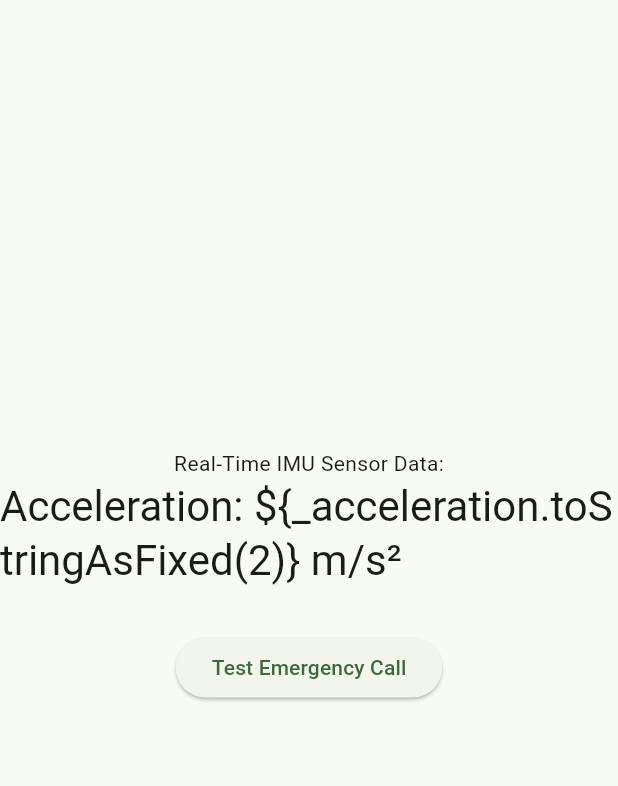
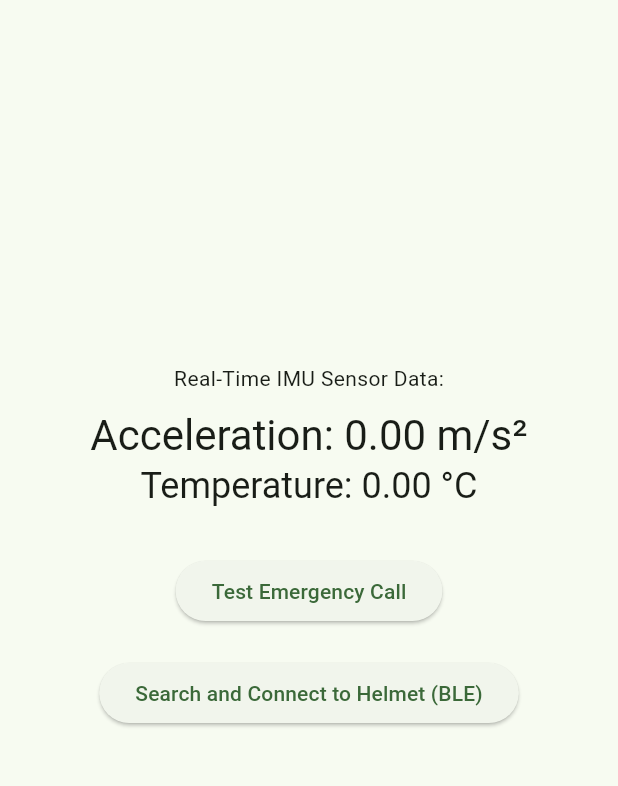
Before and after one commit to cchambers20/smart-helmet-web-dashboard, a Flutter app: the screen it shows after launch, after a tap on "Test Emergency Call", on a phone screen of 412 x 824 dp, the part 84-870 px from its top. Run offline on Flutter 3.47's test engine with Material 3 defaults, Android fonts, the light colour scheme and no system bars; missing offline and left inert: flutter_web_bluetooth.

Commit message:
new changes to bt connect

```diff
--- a/lib/main.dart
+++ b/lib/main.dart
@@ -1,7 +1,8 @@
 import 'package:flutter/material.dart';
 import 'dart:async';
-import 'dart:math';
 import 'package:url_launcher/url_launcher.dart';
+import 'package:flutter_web_bluetooth/flutter_web_bluetooth.dart';
+import 'dart:typed_data'; // Needed for Endian
 
 void main() {
   runApp(const MyApp());
@@ -33,25 +34,94 @@ class MyHomePage extends StatefulWidget {
 
 class _MyHomePageState extends State<MyHomePage> {
   double _acceleration = 0.0;
+  double _temperature = 0.0;
   bool _alertActive = false;
   int _countdown = 30;
-  Timer? _sensorTimer;
+
   Timer? _alertTimer;
+  dynamic _connectedDevice;
+  dynamic _accelChar;
+  dynamic _tempChar;
+  dynamic _crashChar;
 
   @override
-  void initState() {
-    super.initState();
-    _startMockSensorData();
+  void dispose() {
+    _alertTimer?.cancel();
+    _disconnectFromDevice();
+    super.dispose();
   }
 
-  void _startMockSensorData() {
-    _sensorTimer = Timer.periodic(const Duration(seconds: 1), (timer) {
+  Future<void> _disconnectFromDevice() async {
+    if (_connectedDevice != null) {
+      try {
+        await _connectedDevice.disconnect();
+        print("Device disconnected.");
+      } catch (e) {
+        print("Error disconnecting device: $e");
+      }
+    }
+  }
+
+  Future<void> _searchAndConnectToBluetoothDevice() async {
+    final bluetooth = FlutterWebBluetooth.instance;
+    try {
+      final isAvailable = await bluetooth.isAvailable.first;
+      if (!isAvailable) {
+        print("Bluetooth is not available on this browser/device.");
+        return;
+      }
+
+      final device = await bluetooth.requestDevice(RequestOptionsBuilder.acceptAllDevices());
+
+      if (device == null) {
+        print("No device selected.");
+        return;
+      }
+
+      print("Device selected: ${device.name}");
+      await device.connect();
+
       setState(() {
-        _acceleration = Random().nextDouble() * 10;
-        if (_acceleration > 7.0) {
+        _connectedDevice = device;
+      });
+
+      final server = await device.gatt!.connect();
+      final service = await server.getPrimaryService("your-service-uuid-here");
+
+      _accelChar = await service.getCharacteristic("your-acceleration-char-uuid");
+      _tempChar = await service.getCharacteristic("your-temperature-char-uuid");
+      _crashChar = await service.getCharacteristic("your-crash-char-uuid");
+
+      await _setupNotifications();
+
+      print("Successfully connected to ${device.name}!");
+    } catch (e) {
+      print("Bluetooth connection error: $e");
+    }
+  }
+
+  Future<void> _setupNotifications() async {
+    await _accelChar.startNotifications();
+    _accelChar.valueChanged.listen((value) {
+      final accel = value.buffer.asByteData().getFloat32(0, Endian.little);
+      setState(() {
+        _acceleration = accel;
+      });
+    });
+
+    await _tempChar.startNotifications();
+    _tempChar.valueChanged.listen((value) {
+      final temp = value.buffer.asByteData().getFloat32(0, Endian.little);
+      setState(() {
+        _temperature = temp;
+      });
+    });
+
+    await _crashChar.startNotifications();
+    _crashChar.valueChanged.listen((value) {
+      if (value.isNotEmpty && value[0] == 1) {
         _startAlertCountdown();
       }
-      });
     });
   }
 
@@ -74,23 +144,6 @@ class _MyHomePageState extends State<MyHomePage> {
     });
   }
 
-  void _sendEmergencyAlert() {
-    print("Emergency alert sent to family members!");
-    _makePhoneCall('3179910554'); //my phone number as of now
-  }
-
-  Future<void> _makePhoneCall(String phoneNumber) async {
-    final Uri launchUri = Uri(
-      scheme: 'tel',
-      path: phoneNumber,
-    );
-    if (await canLaunchUrl(launchUri)) {
-      await launchUrl(launchUri);
-    } else {
-      print("Could not launch \$phoneNumber");
-    }
-  }
-
   void _cancelAlert() {
     setState(() {
       _alertActive = false;
@@ -98,11 +151,18 @@ class _MyHomePageState extends State<MyHomePage> {
     _alertTimer?.cancel();
   }
 
-  @override
-  void dispose() {
-    _sensorTimer?.cancel();
-    _alertTimer?.cancel();
-    super.dispose();
+  void _sendEmergencyAlert() {
+    print("Emergency alert sent to family members!");
+    _makePhoneCall('3179910554');
+  }
+
+  Future<void> _makePhoneCall(String phoneNumber) async {
+    final Uri launchUri = Uri(scheme: 'tel', path: phoneNumber);
+    if (await canLaunchUrl(launchUri)) {
+      await launchUrl(launchUri);
+    } else {
+      print("Could not launch $phoneNumber");
+    }
   }
 
   @override
@@ -113,20 +173,34 @@ class _MyHomePageState extends State<MyHomePage> {
         title: Text(widget.title),
       ),
       body: Center(
+        child: SingleChildScrollView(
           child: Column(
             mainAxisAlignment: MainAxisAlignment.center,
             children: <Widget>[
               const Text('Real-Time IMU Sensor Data:'),
+              const SizedBox(height: 10),
               Text(
-              'Acceleration: \${_acceleration.toStringAsFixed(2)} m/s²',
+                'Acceleration: ${_acceleration.toStringAsFixed(2)} m/s²',
                 style: Theme.of(context).textTheme.headlineMedium,
               ),
+              Text(
+                'Temperature: ${_temperature.toStringAsFixed(2)} °C',
+                style: Theme.of(context).textTheme.headlineSmall,
+              ),
               const SizedBox(height: 30),
-
               ElevatedButton(
-            onPressed: () => _makePhoneCall('1234567890'), // Replace with real number
+                onPressed: () => _makePhoneCall('3179910554'),
                 child: const Text('Test Emergency Call'),
               ),
+              const SizedBox(height: 20),
+              ElevatedButton(
+                onPressed: _searchAndConnectToBluetoothDevice,
+                child: const Text('Search and Connect to Helmet (BLE)'),
+              ),
+              const SizedBox(height: 10),
+              if (_connectedDevice != null)
+                Text('Connected to: ${_connectedDevice.name}'),
+              const SizedBox(height: 30),
               if (_alertActive)
                 Column(
                   children: [
@@ -148,7 +222,7 @@ class _MyHomePageState extends State<MyHomePage> {
                           ),
                         ),
                         Text(
-                        '\$_countdown',
+                          '$_countdown',
                           style: const TextStyle(
                             fontSize: 36,
                             fontWeight: FontWeight.bold,
@@ -160,13 +234,14 @@ class _MyHomePageState extends State<MyHomePage> {
                     const SizedBox(height: 10),
                     ElevatedButton(
                       onPressed: _cancelAlert,
-                    child: const Text('I am okay'),
+                      child: const Text('I am okay, cancel the call'),
                     ),
                   ],
                 ),
             ],
           ),
         ),
+      ),
     );
   }
 }
--- a/pubspec.yaml
+++ b/pubspec.yaml
@@ -30,6 +30,8 @@ environment:
 dependencies:
   flutter:
     sdk: flutter
+
+  flutter_web_bluetooth: ^0.2.2
 
   # The following adds the Cupertino Icons font to your application.
   # Use with the CupertinoIcons class for iOS style icons.
```
Also changed, not shown: package.json (added, +24 -0 lines), pubspec.lock, 1 other file. Lines whose indentation alone changed are shown as unchanged.
